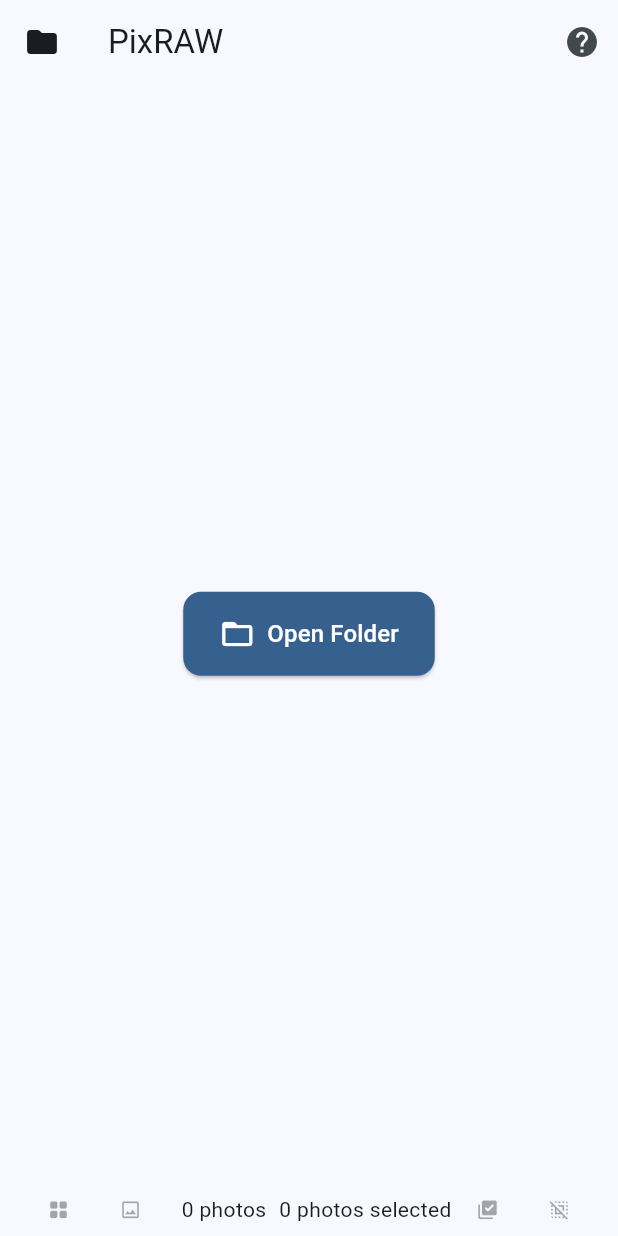
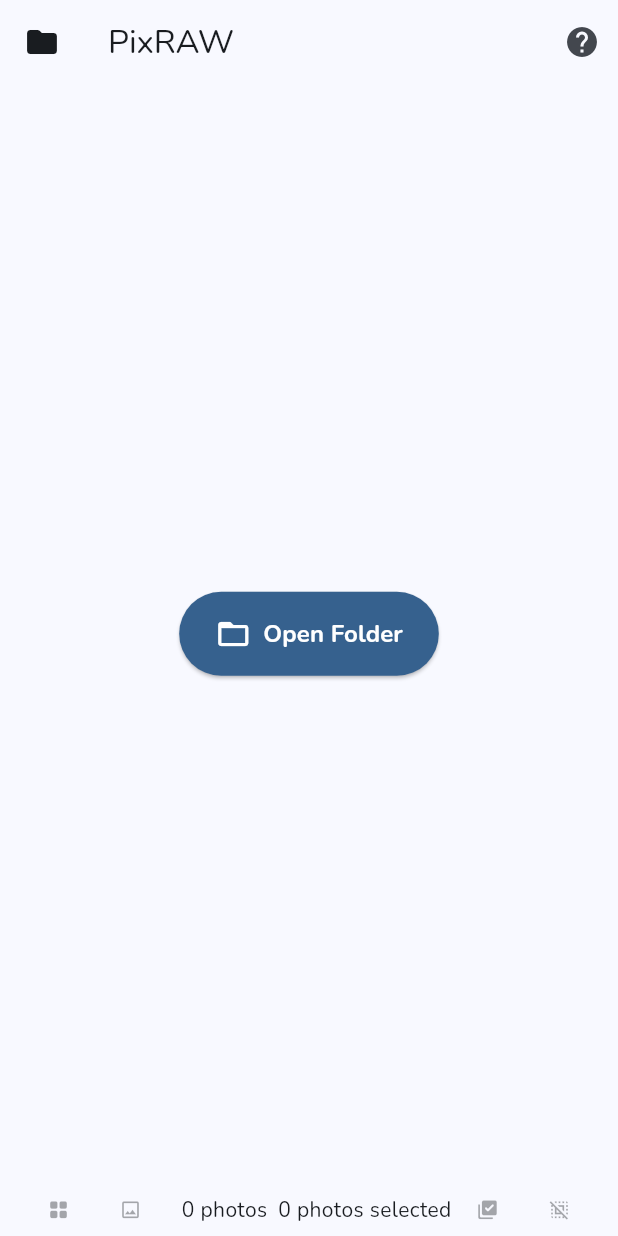
Before and after one commit to trevorcharlesmiller/pixraw, a Flutter app: the screen it shows after launch, on a phone screen of 412 x 824 dp. Run offline on Flutter 3.47's test engine with Material 3 defaults, Android fonts, the phone set to English and light mode, and no system bars; our stand-ins replace file_picker; missing offline and left inert: dart:ffi, flutter_libraw, window_manager.

Commit message:
Fix pill button and add Nunito font

```diff
--- a/lib/app.dart
+++ b/lib/app.dart
@@ -13,12 +13,14 @@
       debugShowCheckedModeBanner: false,
       theme: ThemeData(
         useMaterial3: true,
+        fontFamily: 'Nunito',
         colorScheme: ColorScheme.fromSeed(
           seedColor: Colors.blue, // Change this to your preferred color
           brightness: Brightness.light, // Or Brightness.dark for dark mode
         ),
       ),
       darkTheme: ThemeData(
+        fontFamily: 'Nunito',
         colorScheme: ColorScheme.fromSeed(
           seedColor: Colors.blue,
           brightness: Brightness.dark,
--- a/lib/main_window.dart
+++ b/lib/main_window.dart
@@ -267,15 +267,12 @@
         icon: const Icon(Icons.folder_open, size: 24),
         label: const Text(
           'Open Folder',
-          style: TextStyle(fontSize: 16, fontWeight: FontWeight.w500),
+          style: TextStyle(fontSize: 16, fontWeight: FontWeight.bold),
         ),
         style: ElevatedButton.styleFrom(
           padding: const EdgeInsets.symmetric(horizontal: 24, vertical: 16),
           backgroundColor: Theme.of(context).colorScheme.primary,
           foregroundColor: Theme.of(context).colorScheme.onPrimary,
-          shape: RoundedRectangleBorder(
-            borderRadius: BorderRadius.circular(12),
-          ),
         ),
       ),
     );
```
Also changed, not shown: pubspec.yaml (+7 -1 lines), assets/fonts/Nunito-Bold.ttf (added), assets/fonts/Nunito-Light.ttf (added), assets/fonts/Nunito-Medium.ttf (added), assets/fonts/Nunito-Regular.ttf (added), assets/fonts/Nunito-SemiBold.ttf (added).
